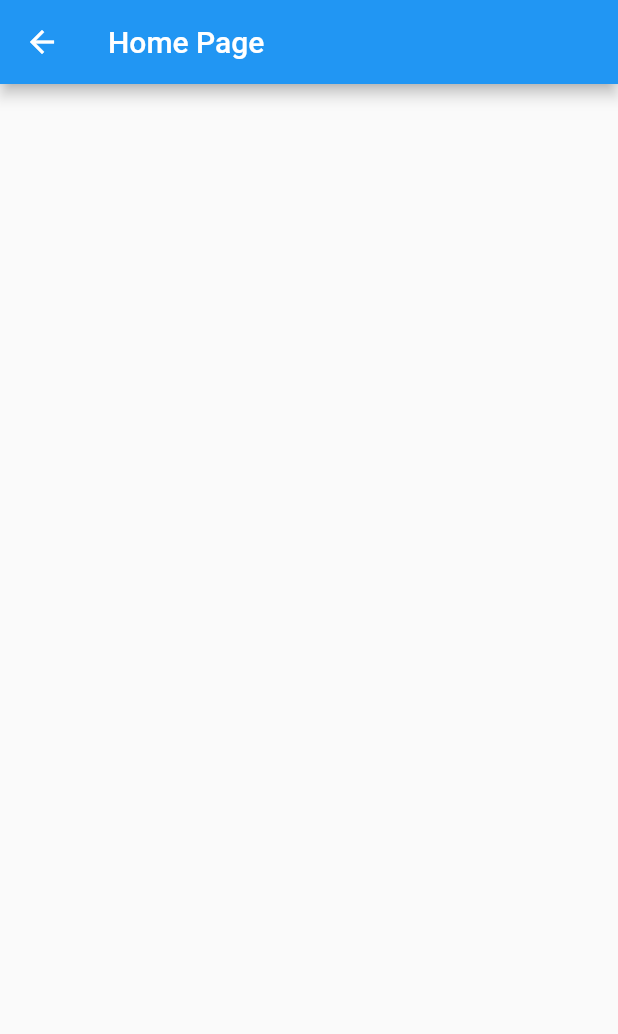
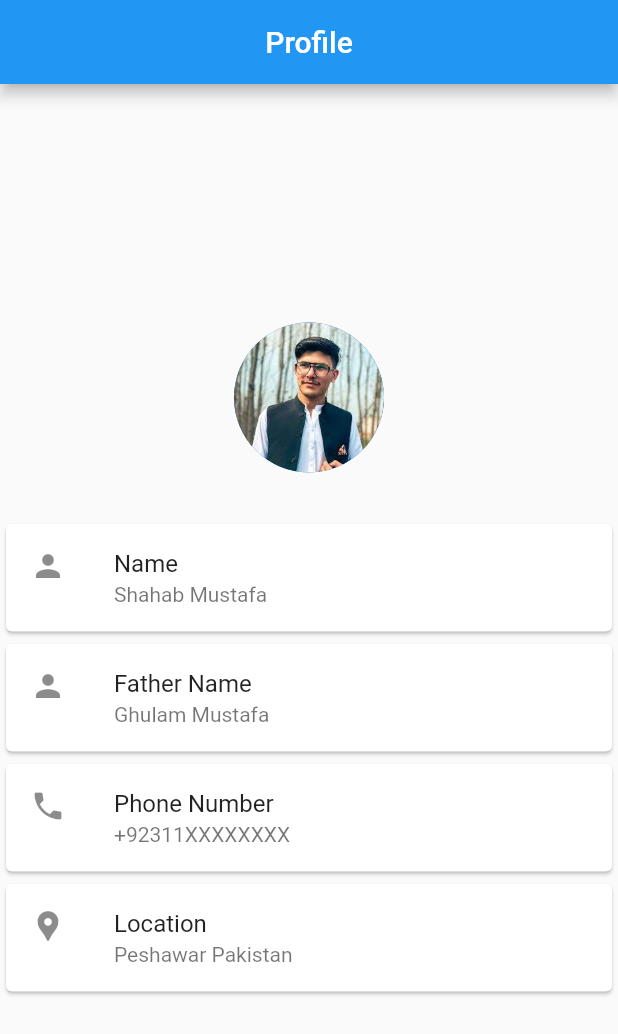
Before and after one commit to Shahabmustafa/Firebase_practis, a Flutter app: the screen it shows after launch, on a phone screen of 412 x 824 dp. Shown: the top 1034 px of the screen. Run offline on Flutter 3.47's test engine with Material 2 defaults, Android fonts, the phone set to English and light mode, and no system bars.

Commit message:
build profile screen

```diff
--- a/lib/view/Home Screen/home_screen.dart
+++ b/lib/view/Home Screen/home_screen.dart
@@ -16,7 +16,49 @@ class _HomePageState extends State<HomePage> {
   Widget build(BuildContext context) {
     return Scaffold(
       appBar: AppBar(
-        title: Text('Home Page'),
+        title: Text('Profile'),
+        centerTitle: true,
+        automaticallyImplyLeading: false,
+      ),
+      body: Column(
+        mainAxisAlignment: MainAxisAlignment.center,
+        children: const [
+          CircleAvatar(
+            radius: 50,
+            backgroundImage: AssetImage('images/download.jpeg'),
+          ),
+          SizedBox(
+            height: 30,
+          ),
+          Card(
+            child: ListTile(
+              leading: Icon(Icons.person),
+              title: Text('Name'),
+              subtitle: Text('Shahab Mustafa'),
+            ),
+          ),
+          Card(
+            child: ListTile(
+              leading: Icon(Icons.person),
+              title: Text('Father Name'),
+              subtitle: Text('Ghulam Mustafa'),
+            ),
+          ),
+          Card(
+            child: ListTile(
+              leading: Icon(Icons.phone),
+              title: Text('Phone Number'),
+              subtitle: Text('+92311XXXXXXXX'),
+            ),
+          ),
+          Card(
+            child: ListTile(
+              leading: Icon(Icons.location_pin),
+              title: Text('Location'),
+              subtitle: Text('Peshawar Pakistan'),
+            ),
+          ),
+        ],
       ),
     );
   }
--- a/pubspec.yaml
+++ b/pubspec.yaml
@@ -58,9 +58,8 @@ flutter:
   uses-material-design: true
 
   # To add assets to your application, add an assets section, like this:
-  # assets:
-  #   - images/a_dot_burr.jpeg
-  #   - images/a_dot_ham.jpeg
+  assets:
+     - images/
 
   # An image asset can refer to one or more resolution-specific "variants", see
   # https://flutter.dev/assets-and-images/#resolution-aware
```
Also changed, not shown: images/download.jpeg (added).
